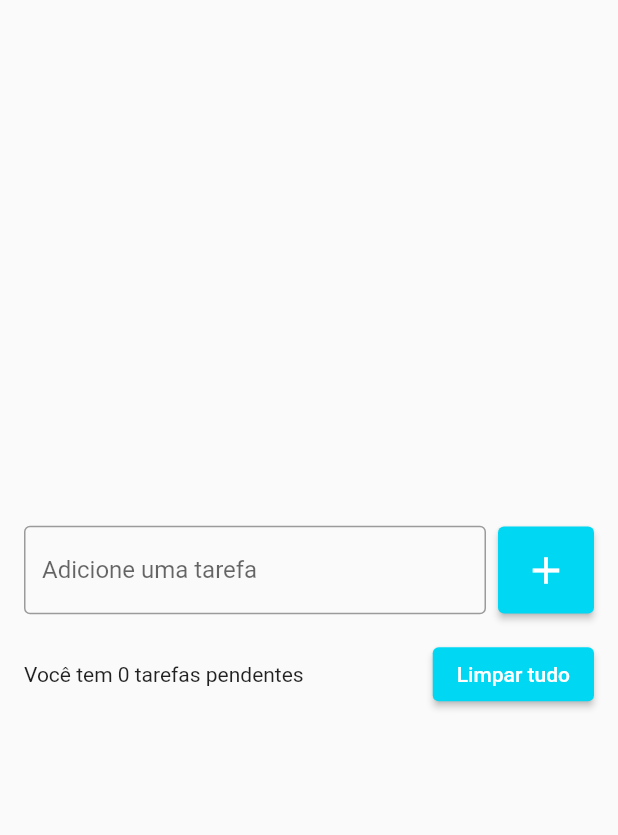
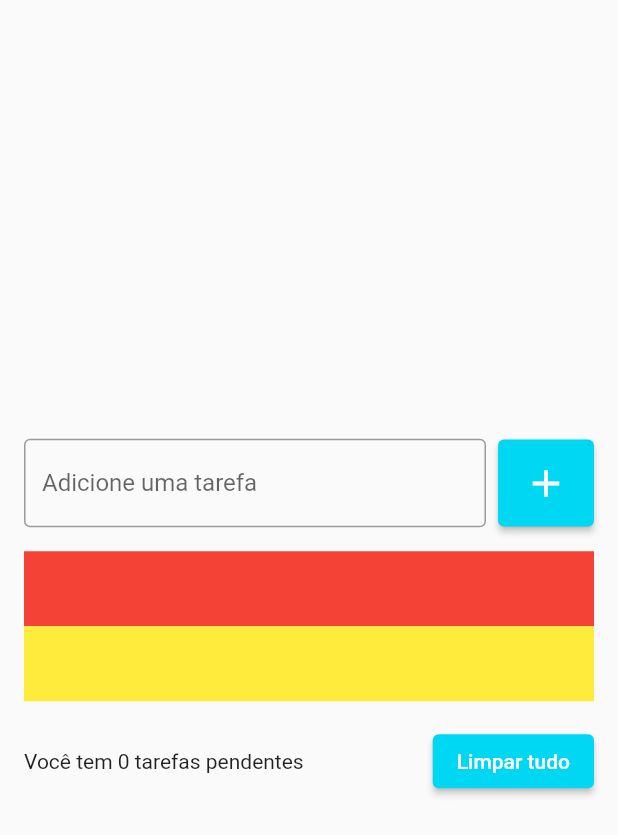
Before and after one commit to adrianoaraujo0/APP_LISTA_DE_TAREFAS, a Flutter app: the screen it shows after launch, on a phone screen of 412 x 824 dp. Shown: the top 835 px of the screen. Run offline on Flutter 3.47's test engine with Material 2 defaults, Android fonts, the phone set to English and light mode, and no system bars.

Commit message:
C.95 - ListView com shrinkWrap

```diff
--- a/lib/pages/todo_list_page.dart
+++ b/lib/pages/todo_list_page.dart
@@ -43,6 +43,20 @@ class TodoListPage extends StatelessWidget {
                 ],
               ),
               SizedBox(height: 16),
+              ListView(
+                shrinkWrap: true,
+                children: [
+                  Container(
+                    color: Colors.red,
+                    height: 50,
+                  ),
+                  Container(
+                    color: Colors.yellow,
+                    height: 50,
+                  ),
+                ],
+              ),
+              SizedBox(height: 16),
               Row(
                 children: [
                   Expanded(
```
